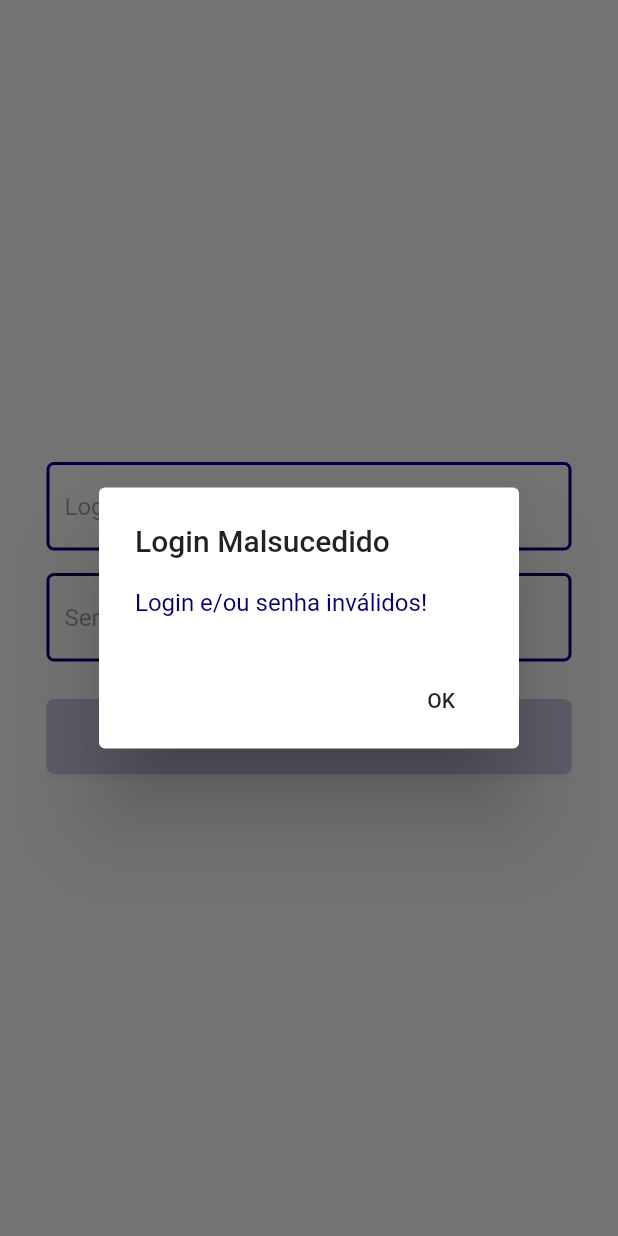
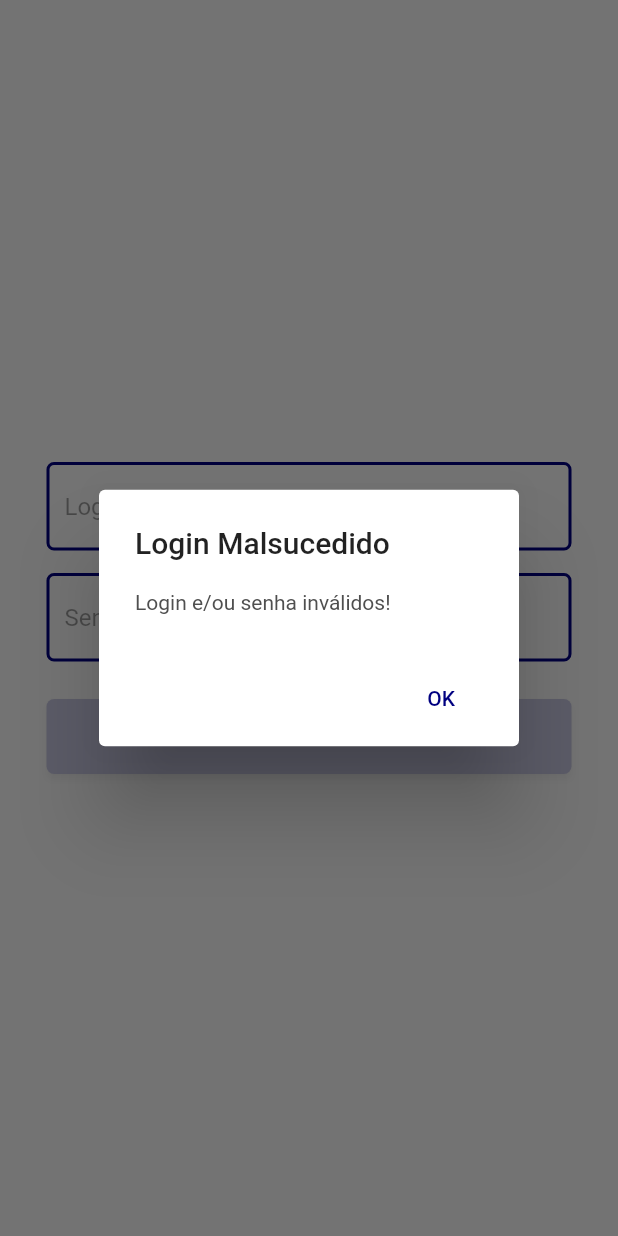
Before and after one commit to DCOMP-UFS/comunicalab-frontend, a Flutter app: the screen it shows after launch, after a tap on "Entrar", on a phone screen of 412 x 824 dp. Run offline on Flutter 3.47's test engine with Material 2 defaults, Android fonts, the phone set to English and light mode, and no system bars; our stand-ins replace material_design_icons_flutter.

Commit message:
Estilização dos quadros de confirmação

```diff
--- a/lib/main.dart
+++ b/lib/main.dart
@@ -13,6 +13,7 @@ class MyApp extends StatelessWidget {
           fontFamily: 'Roboto',
           textTheme: TextTheme(subhead: TextStyle(color: Color(0xFF000080))),
           unselectedWidgetColor: Color(0xFF000080),
+          dialogTheme: DialogTheme(contentTextStyle: TextStyle(color: Color(0xFF4F4F4F))),
           inputDecorationTheme: InputDecorationTheme(
               disabledBorder: OutlineInputBorder(
                   borderRadius: BorderRadius.circular(5.0),
--- a/lib/pages/home.dart
+++ b/lib/pages/home.dart
@@ -21,6 +21,7 @@ class HomePageState extends State<HomePage> {
             actions: <Widget>[
               FlatButton(
                 child: Text('Sim'),
+                textColor: Color(0xFF000080),
                 onPressed: () {
                   Navigator.of(context).pop();
                   Navigator.of(context).pop();
@@ -28,6 +29,7 @@ class HomePageState extends State<HomePage> {
               ),
               FlatButton(
                 child: Text('Não'),
+                textColor: Color(0xFF000080),
                 onPressed: () {Navigator.of(context).pop();},
               )
             ],
--- a/lib/pages/login.dart
+++ b/lib/pages/login.dart
@@ -49,6 +49,7 @@ class _LoginPageState extends State<LoginPage> {
               actions: <Widget>[
                 FlatButton(
                   child: Text('OK'),
+                  textColor: Color(0xFF000080),
                   onPressed: () {
                     Navigator.of(context).pop();
                     setState(() => _ifLoading = false);
```
